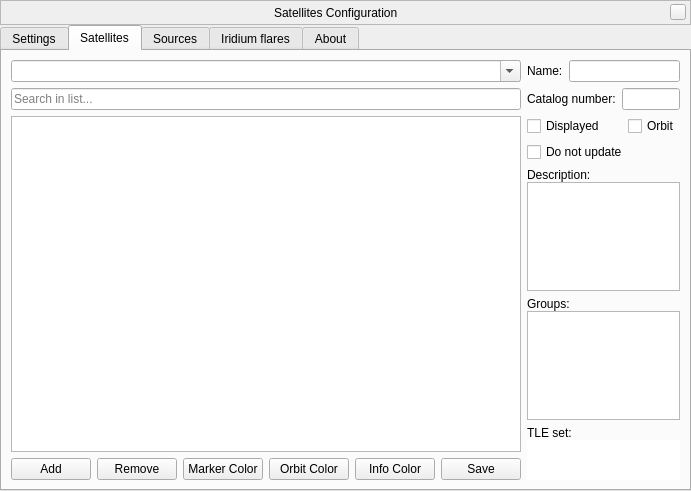
519984307/stellarium_src, file plugins/Satellites/src/gui/satellitesDialog.ui: the form before one commit.
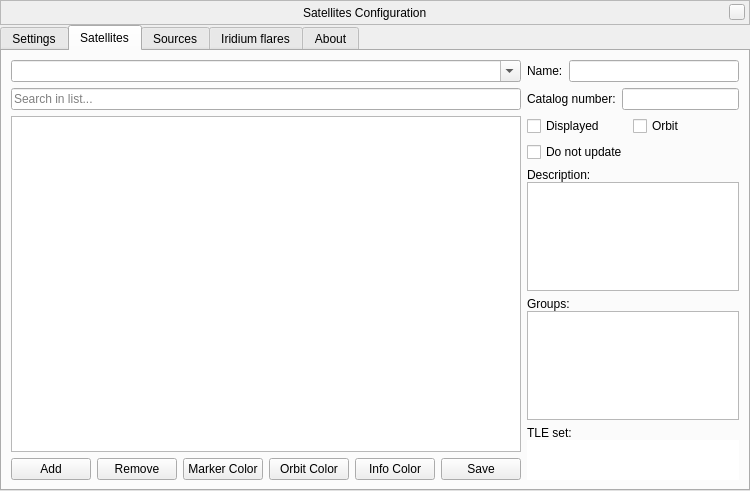
The form after the commit. The open tabs and pages were chosen to show the change. Custom widgets are drawn as their Qt base class.

Commit message: Updated GUI for Oculars plugin and changed focus policy for Oculars GUI buttons (Fix #956)

```diff
--- a/plugins/Satellites/src/gui/satellitesDialog.ui
+++ b/plugins/Satellites/src/gui/satellitesDialog.ui
@@ -6,7 +6,7 @@
    <rect>
     <x>0</x>
     <y>0</y>
-    <width>579</width>
+    <width>750</width>
     <height>491</height>
    </rect>
   </property>
@@ -779,7 +779,7 @@
              </property>
             </widget>
            </item>
-           <item row="1" column="0">
+           <item row="1" column="0" colspan="2">
             <widget class="QCheckBox" name="userCheckBox">
              <property name="toolTip">
               <string>Do not update (or remove on update) the selected satellite(s)</string>
```
The commit also changes 1 other file.
